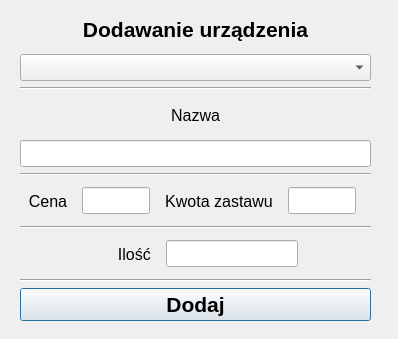
First picture: the form in addequipment.ui, repository gumikola/rental_app, before the edit.
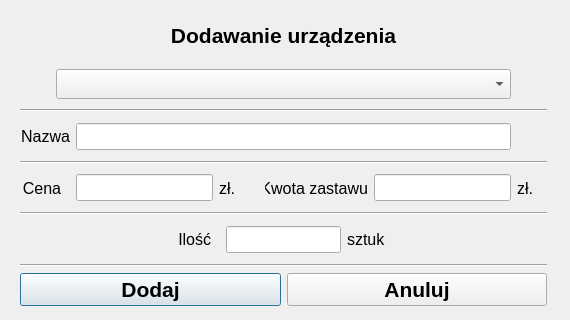
Second picture: the form after the edit.

Diff of the .ui file:
```diff
--- a/addequipment.ui
+++ b/addequipment.ui
@@ -6,8 +6,8 @@
    <rect>
     <x>0</x>
     <y>0</y>
-    <width>398</width>
-    <height>339</height>
+    <width>570</width>
+    <height>320</height>
    </rect>
   </property>
   <property name="windowTitle">
@@ -18,13 +18,19 @@
     <rect>
      <x>20</x>
      <y>10</y>
-     <width>351</width>
-     <height>311</height>
+     <width>527</width>
+     <height>296</height>
     </rect>
    </property>
    <layout class="QVBoxLayout" name="verticalLayout">
     <item>
      <widget class="QLabel" name="label_7">
+      <property name="minimumSize">
+       <size>
+        <width>0</width>
+        <height>50</height>
+       </size>
+      </property>
       <property name="font">
        <font>
         <family>Arial</family>
@@ -42,13 +48,77 @@
      </widget>
     </item>
     <item>
+     <layout class="QHBoxLayout" name="horizontalLayout_5">
+      <item>
+       <widget class="QLabel" name="label_11">
+        <property name="minimumSize">
+         <size>
+          <width>30</width>
+          <height>0</height>
+         </size>
+        </property>
+        <property name="maximumSize">
+         <size>
+          <width>30</width>
+          <height>16777215</height>
+         </size>
+        </property>
+        <property name="font">
+         <font>
+          <pointsize>12</pointsize>
+         </font>
+        </property>
+        <property name="text">
+         <string/>
+        </property>
+        <property name="alignment">
+         <set>Qt::AlignCenter</set>
+        </property>
+       </widget>
+      </item>
+      <item>
      <widget class="QComboBox" name="equipmentType">
+        <property name="minimumSize">
+         <size>
+          <width>0</width>
+          <height>30</height>
+         </size>
+        </property>
       <property name="font">
        <font>
         <pointsize>12</pointsize>
        </font>
       </property>
      </widget>
+      </item>
+      <item>
+       <widget class="QLabel" name="label_10">
+        <property name="minimumSize">
+         <size>
+          <width>30</width>
+          <height>0</height>
+         </size>
+        </property>
+        <property name="maximumSize">
+         <size>
+          <width>30</width>
+          <height>16777215</height>
+         </size>
+        </property>
+        <property name="font">
+         <font>
+          <pointsize>12</pointsize>
+         </font>
+        </property>
+        <property name="text">
+         <string/>
+        </property>
+        <property name="alignment">
+         <set>Qt::AlignCenter</set>
+        </property>
+       </widget>
+      </item>
+     </layout>
     </item>
     <item>
      <widget class="Line" name="line_5">
@@ -58,7 +128,21 @@
      </widget>
     </item>
     <item>
+     <layout class="QHBoxLayout" name="horizontalLayout_4">
+      <item>
      <widget class="QLabel" name="label">
+        <property name="minimumSize">
+         <size>
+          <width>50</width>
+          <height>0</height>
+         </size>
+        </property>
+        <property name="maximumSize">
+         <size>
+          <width>50</width>
+          <height>16777215</height>
+         </size>
+        </property>
       <property name="font">
        <font>
         <pointsize>12</pointsize>
@@ -68,7 +152,7 @@
        <string>Nazwa</string>
       </property>
       <property name="alignment">
-       <set>Qt::AlignCenter</set>
+         <set>Qt::AlignRight|Qt::AlignTrailing|Qt::AlignVCenter</set>
       </property>
      </widget>
     </item>
@@ -85,6 +169,29 @@
      </widget>
     </item>
     <item>
+       <widget class="QLabel" name="label_8">
+        <property name="minimumSize">
+         <size>
+          <width>30</width>
+          <height>0</height>
+         </size>
+        </property>
+        <property name="font">
+         <font>
+          <pointsize>12</pointsize>
+         </font>
+        </property>
+        <property name="text">
+         <string/>
+        </property>
+        <property name="alignment">
+         <set>Qt::AlignCenter</set>
+        </property>
+       </widget>
+      </item>
+     </layout>
+    </item>
+    <item>
      <widget class="Line" name="line">
       <property name="orientation">
        <enum>Qt::Horizontal</enum>
@@ -95,6 +202,18 @@
      <layout class="QHBoxLayout" name="horizontalLayout">
       <item>
        <widget class="QLabel" name="label_2">
+        <property name="minimumSize">
+         <size>
+          <width>50</width>
+          <height>0</height>
+         </size>
+        </property>
+        <property name="maximumSize">
+         <size>
+          <width>50</width>
+          <height>16777215</height>
+         </size>
+        </property>
         <property name="font">
          <font>
           <pointsize>12</pointsize>
@@ -104,7 +223,7 @@
          <string>  Cena  </string>
         </property>
         <property name="alignment">
-         <set>Qt::AlignCenter</set>
+         <set>Qt::AlignRight|Qt::AlignTrailing|Qt::AlignVCenter</set>
         </property>
        </widget>
       </item>
@@ -120,18 +239,45 @@
         </property>
        </widget>
       </item>
+      <item>
+       <widget class="QLabel" name="label_9">
+        <property name="minimumSize">
+         <size>
+          <width>40</width>
+          <height>0</height>
+         </size>
+        </property>
+        <property name="font">
+         <font>
+          <pointsize>12</pointsize>
+         </font>
+        </property>
+        <property name="text">
+         <string>zł.</string>
+        </property>
+        <property name="alignment">
+         <set>Qt::AlignLeading|Qt::AlignLeft|Qt::AlignVCenter</set>
+        </property>
+       </widget>
+      </item>
       <item>
        <widget class="QLabel" name="label_3">
+        <property name="minimumSize">
+         <size>
+          <width>100</width>
+          <height>0</height>
+         </size>
+        </property>
         <property name="font">
          <font>
           <pointsize>12</pointsize>
          </font>
         </property>
         <property name="text">
-         <string>  Kwota zastawu  </string>
+         <string>Kwota zastawu</string>
         </property>
         <property name="alignment">
-         <set>Qt::AlignCenter</set>
+         <set>Qt::AlignRight|Qt::AlignTrailing|Qt::AlignVCenter</set>
         </property>
        </widget>
       </item>
@@ -149,16 +295,22 @@
       </item>
       <item>
        <widget class="QLabel" name="label_5">
+        <property name="minimumSize">
+         <size>
+          <width>30</width>
+          <height>0</height>
+         </size>
+        </property>
         <property name="font">
          <font>
           <pointsize>12</pointsize>
          </font>
         </property>
         <property name="text">
-         <string>  </string>
+         <string>zł.</string>
         </property>
         <property name="alignment">
-         <set>Qt::AlignCenter</set>
+         <set>Qt::AlignLeading|Qt::AlignLeft|Qt::AlignVCenter</set>
         </property>
        </widget>
       </item>
@@ -175,6 +327,12 @@
      <layout class="QHBoxLayout" name="horizontalLayout_2">
       <item>
        <widget class="QLabel" name="label_4">
+        <property name="minimumSize">
+         <size>
+          <width>200</width>
+          <height>0</height>
+         </size>
+        </property>
         <property name="font">
          <font>
           <pointsize>12</pointsize>
@@ -184,7 +342,7 @@
          <string>                      Ilość  </string>
         </property>
         <property name="alignment">
-         <set>Qt::AlignCenter</set>
+         <set>Qt::AlignRight|Qt::AlignTrailing|Qt::AlignVCenter</set>
         </property>
        </widget>
       </item>
@@ -202,16 +360,22 @@
       </item>
       <item>
        <widget class="QLabel" name="label_6">
+        <property name="minimumSize">
+         <size>
+          <width>200</width>
+          <height>0</height>
+         </size>
+        </property>
         <property name="font">
          <font>
           <pointsize>12</pointsize>
          </font>
         </property>
         <property name="text">
-         <string>               </string>
+         <string>sztuk</string>
         </property>
         <property name="alignment">
-         <set>Qt::AlignCenter</set>
+         <set>Qt::AlignLeading|Qt::AlignLeft|Qt::AlignVCenter</set>
         </property>
        </widget>
       </item>
@@ -225,6 +389,8 @@
      </widget>
     </item>
     <item>
+     <layout class="QHBoxLayout" name="horizontalLayout_3">
+      <item>
      <widget class="QPushButton" name="addEquipmentButton">
       <property name="font">
        <font>
@@ -238,6 +404,23 @@
        <string>Dodaj</string>
       </property>
      </widget>
+      </item>
+      <item>
+       <widget class="QPushButton" name="cancelButton">
+        <property name="font">
+         <font>
+          <family>Arial</family>
+          <pointsize>16</pointsize>
+          <weight>75</weight>
+          <bold>true</bold>
+         </font>
+        </property>
+        <property name="text">
+         <string>Anuluj</string>
+        </property>
+       </widget>
+      </item>
+     </layout>
     </item>
    </layout>
   </widget>
```
Lines whose indentation alone changed are shown as unchanged.
